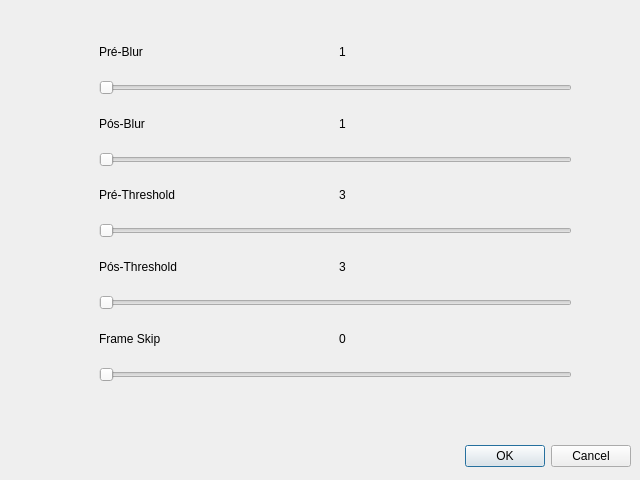
Before: the Qt Designer form qt4-ui_files/QDialog_Filters.ui in brunoabud/ic, drawn with Qt 5.
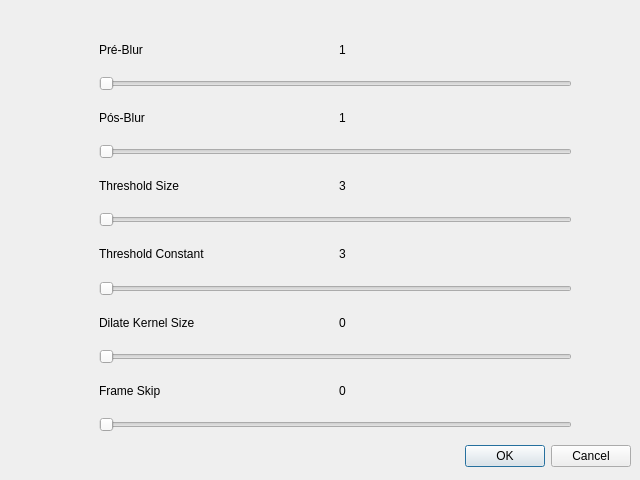
After: the same form once the commit is applied.

Diff of the .ui file:
```diff
--- a/qt4-ui_files/QDialog_Filters.ui
+++ b/qt4-ui_files/QDialog_Filters.ui
@@ -35,7 +35,7 @@
      <x>90</x>
      <y>20</y>
      <width>491</width>
-     <height>371</height>
+     <height>421</height>
     </rect>
    </property>
    <layout class="QGridLayout" name="gridLayout">
@@ -46,41 +46,6 @@
       </property>
      </widget>
     </item>
-    <item row="1" column="0" colspan="2">
-     <widget class="QSlider" name="sldr_preBlur">
-      <property name="minimum">
-       <number>1</number>
-      </property>
-      <property name="maximum">
-       <number>500</number>
-      </property>
-      <property name="orientation">
-       <enum>Qt::Horizontal</enum>
-      </property>
-     </widget>
-    </item>
-    <item row="11" column="0" colspan="2">
-     <widget class="QSlider" name="sldr_frameSkip">
-      <property name="minimum">
-       <number>0</number>
-      </property>
-      <property name="maximum">
-       <number>50</number>
-      </property>
-      <property name="singleStep">
-       <number>1</number>
-      </property>
-      <property name="pageStep">
-       <number>5</number>
-      </property>
-      <property name="value">
-       <number>0</number>
-      </property>
-      <property name="orientation">
-       <enum>Qt::Horizontal</enum>
-      </property>
-     </widget>
-    </item>
     <item row="5" column="0" colspan="2">
      <widget class="QSlider" name="sldr_preThreshold">
       <property name="minimum">
@@ -100,17 +65,16 @@
       </property>
      </widget>
     </item>
-    <item row="0" column="0">
-     <widget class="QLabel" name="label">
-      <property name="text">
-       <string>Pré-Blur</string>
+    <item row="1" column="0" colspan="2">
+     <widget class="QSlider" name="sldr_preBlur">
+      <property name="minimum">
+       <number>1</number>
       </property>
-     </widget>
-    </item>
-    <item row="4" column="0">
-     <widget class="QLabel" name="label_3">
-      <property name="text">
-       <string>Pré-Threshold</string>
+      <property name="maximum">
+       <number>500</number>
+      </property>
+      <property name="orientation">
+       <enum>Qt::Horizontal</enum>
       </property>
      </widget>
     </item>
@@ -128,27 +92,6 @@
       </property>
      </widget>
     </item>
-    <item row="6" column="0">
-     <widget class="QLabel" name="label_4">
-      <property name="text">
-       <string>Pós-Threshold</string>
-      </property>
-     </widget>
-    </item>
-    <item row="6" column="1">
-     <widget class="QLabel" name="label_8">
-      <property name="text">
-       <string>3</string>
-      </property>
-     </widget>
-    </item>
-    <item row="2" column="1">
-     <widget class="QLabel" name="label_6">
-      <property name="text">
-       <string>1</string>
-      </property>
-     </widget>
-    </item>
     <item row="3" column="0" colspan="2">
      <widget class="QSlider" name="sldr_postBlur">
       <property name="minimum">
@@ -162,22 +105,108 @@
       </property>
      </widget>
     </item>
-    <item row="9" column="0">
+    <item row="14" column="0">
      <widget class="QLabel" name="label_9">
       <property name="text">
        <string>Frame Skip</string>
       </property>
      </widget>
     </item>
-    <item row="9" column="1">
+    <item row="16" column="0" colspan="2">
+     <widget class="QSlider" name="sldr_frameSkip">
+      <property name="minimum">
+       <number>0</number>
+      </property>
+      <property name="maximum">
+       <number>50</number>
+      </property>
+      <property name="singleStep">
+       <number>1</number>
+      </property>
+      <property name="pageStep">
+       <number>5</number>
+      </property>
+      <property name="value">
+       <number>0</number>
+      </property>
+      <property name="orientation">
+       <enum>Qt::Horizontal</enum>
+      </property>
+     </widget>
+    </item>
+    <item row="14" column="1">
      <widget class="QLabel" name="label_10">
       <property name="text">
        <string>0</string>
       </property>
      </widget>
     </item>
-    <item row="8" column="0" colspan="2">
-     <widget class="QSlider" name="sldr_postThreshold">
+    <item row="0" column="0">
+     <widget class="QLabel" name="label">
+      <property name="text">
+       <string>Pré-Blur</string>
+      </property>
+     </widget>
+    </item>
+    <item row="4" column="0">
+     <widget class="QLabel" name="label_3">
+      <property name="text">
+       <string>Threshold Size</string>
+      </property>
+     </widget>
+    </item>
+    <item row="2" column="1">
+     <widget class="QLabel" name="label_6">
+      <property name="text">
+       <string>1</string>
+      </property>
+     </widget>
+    </item>
+    <item row="9" column="0" colspan="2">
+     <widget class="QSlider" name="sldr_dilateKernelSize">
+      <property name="minimum">
+       <number>0</number>
+      </property>
+      <property name="maximum">
+       <number>50</number>
+      </property>
+      <property name="singleStep">
+       <number>1</number>
+      </property>
+      <property name="pageStep">
+       <number>5</number>
+      </property>
+      <property name="value">
+       <number>0</number>
+      </property>
+      <property name="orientation">
+       <enum>Qt::Horizontal</enum>
+      </property>
+     </widget>
+    </item>
+    <item row="8" column="0">
+     <widget class="QLabel" name="label_11">
+      <property name="text">
+       <string>Dilate Kernel Size</string>
+      </property>
+     </widget>
+    </item>
+    <item row="6" column="0">
+     <widget class="QLabel" name="label_4">
+      <property name="text">
+       <string>Threshold Constant</string>
+      </property>
+     </widget>
+    </item>
+    <item row="6" column="1">
+     <widget class="QLabel" name="label_8">
+      <property name="text">
+       <string>3</string>
+      </property>
+     </widget>
+    </item>
+    <item row="7" column="0" colspan="2">
+     <widget class="QSlider" name="sldr_threshC">
       <property name="minimum">
        <number>3</number>
       </property>
@@ -195,6 +224,13 @@
       </property>
      </widget>
     </item>
+    <item row="8" column="1">
+     <widget class="QLabel" name="label_12">
+      <property name="text">
+       <string>0</string>
+      </property>
+     </widget>
+    </item>
    </layout>
   </widget>
  </widget>
```
Left out of the diff: 30 changed lines with no effect on the pictures.
